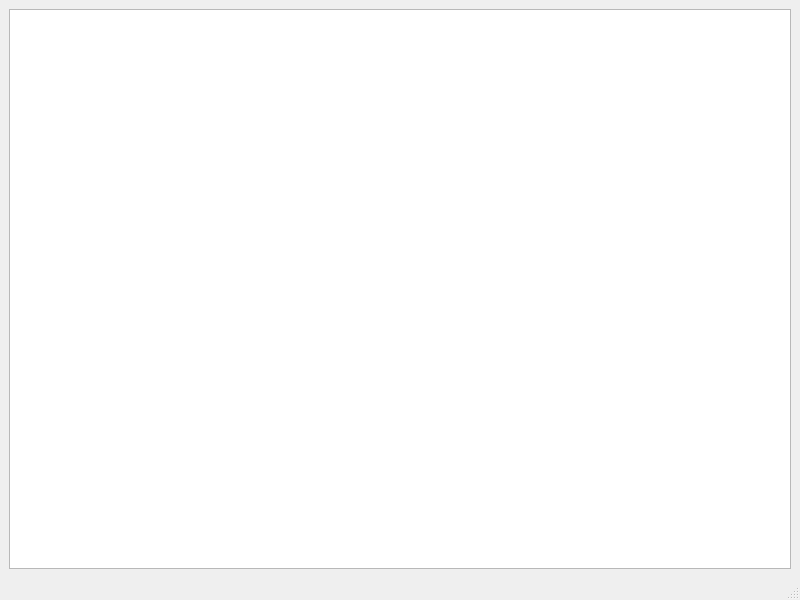
The window that source/qxrdtestimagewindowqwt.ui (guyjennings/qxrd) describes before a commit, drawn with Qt 5.
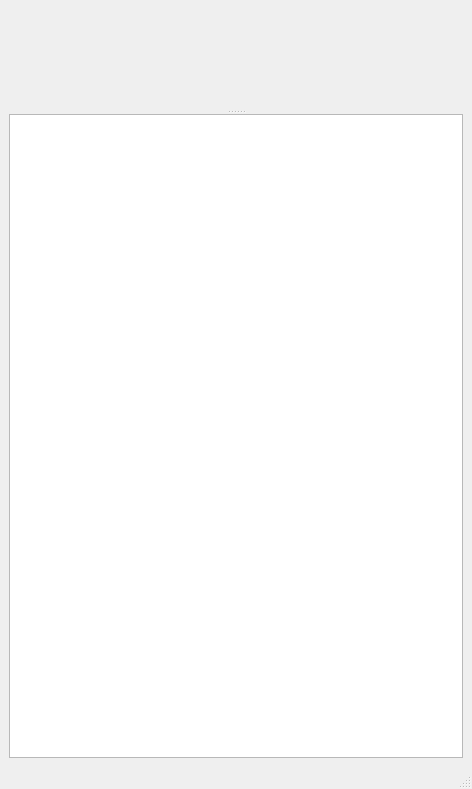
The same window after the commit. Custom widgets are drawn as their Qt base class.

Commit message: Added graph panels for Data Vis vs Qwt comparison

Patch:
```diff
--- a/source/qxrdtestimagewindowqwt.ui
+++ b/source/qxrdtestimagewindowqwt.ui
@@ -6,8 +6,8 @@
    <rect>
     <x>0</x>
     <y>0</y>
-    <width>800</width>
-    <height>600</height>
+    <width>472</width>
+    <height>789</height>
    </rect>
   </property>
   <property name="windowTitle">
@@ -16,7 +16,13 @@
   <widget class="QWidget" name="centralwidget">
    <layout class="QGridLayout" name="gridLayout">
     <item row="0" column="0">
-     <widget class="QTextBrowser" name="m_Messages"/>
+     <widget class="QSplitter" name="splitter">
+      <property name="orientation">
+       <enum>Qt::Vertical</enum>
+      </property>
+      <widget class="QxrdImagePlot" name="m_Graph" native="true"/>
+      <widget class="QTextBrowser" name="m_Messages"/>
+     </widget>
     </item>
    </layout>
   </widget>
@@ -32,6 +38,13 @@
   </widget>
   <widget class="QStatusBar" name="statusbar"/>
  </widget>
+ <customwidgets>
+  <customwidget>
+   <class>QxrdImagePlot</class>
+   <extends>QWidget</extends>
+   <header>qxrdimageplot.h</header>
+  </customwidget>
+ </customwidgets>
  <resources/>
  <connections/>
 </ui>
```
Left out of the diff: 2 changed lines with no effect on the pictures. The commit also changes 17 other files.
